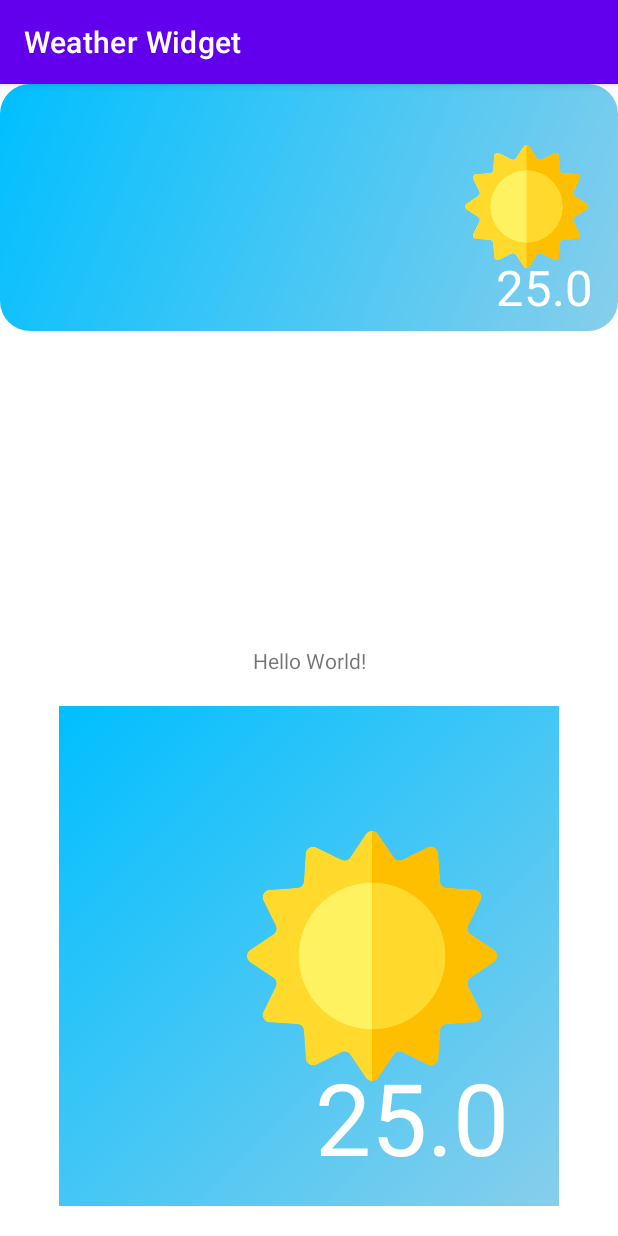
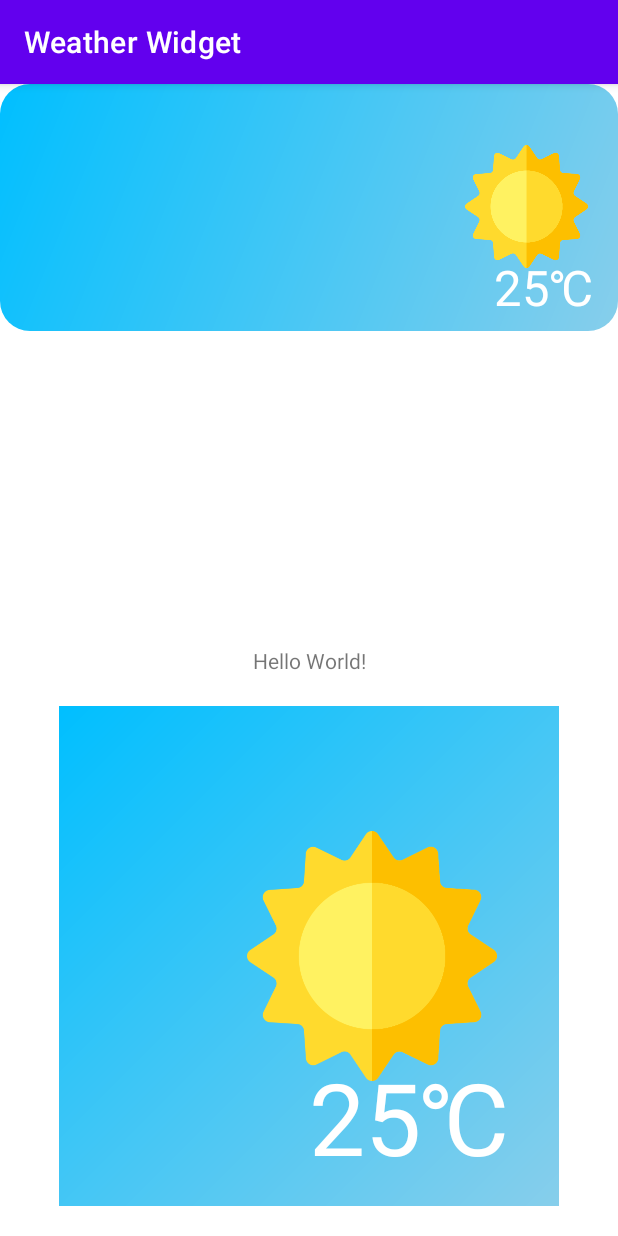
Before and after one commit to Mihail-Larionow/Weather-Widget, an Android app: the screen it shows after launch (MainActivity), on a phone screen of 412 x 824 dp. Run offline under Robolectric (Android 15) with nearby library versions, the phone set to English and light mode, and no system bars; our stand-ins replace Volley; network calls fail.

Commit message:
Some fixes

```diff
--- a/app/src/main/java/com/michel/weatherwidget/MainActivity.kt
+++ b/app/src/main/java/com/michel/weatherwidget/MainActivity.kt
@@ -1,14 +1,8 @@
 package com.michel.weatherwidget
 
-import android.graphics.Bitmap
-import android.graphics.Canvas
-import android.graphics.drawable.Drawable
 import androidx.appcompat.app.AppCompatActivity
 import android.os.Bundle
 import android.widget.ImageView
-import androidx.core.content.res.ResourcesCompat
-import androidx.core.graphics.drawable.toDrawable
-import com.michel.weatherwidget.ui.WeatherView
 
 
 class MainActivity : AppCompatActivity() {
@@ -19,8 +13,7 @@ class MainActivity : AppCompatActivity() {
         val image = findViewById<ImageView>(R.id.imageView)
         val weatherWidgetView = WeatherWidgetView(applicationContext)
         weatherWidgetView.setSize(500, 500)
-        image.setImageBitmap(weatherWidgetView.drawView(0f))
-        weatherWidgetView.requestWeather(applicationContext)
+        image.setImageBitmap(weatherWidgetView.draw(cornerRadius = 0f))
     }
 
 
--- a/app/src/main/java/com/michel/weatherwidget/WeatherWidget.kt
+++ b/app/src/main/java/com/michel/weatherwidget/WeatherWidget.kt
@@ -1,13 +1,10 @@
 package com.michel.weatherwidget
 
-import android.annotation.SuppressLint
 import android.appwidget.AppWidgetManager
 import android.appwidget.AppWidgetProvider
 import android.content.Context
 import android.content.res.Configuration
-import android.graphics.Bitmap
 import android.widget.RemoteViews
-import androidx.core.graphics.drawable.toDrawable
 
 /**
  * Implementation of App Widget functionality.
@@ -53,14 +50,36 @@ internal fun updateAppWidget(
 
     val weatherWidgetView = WeatherWidgetView(context)
     weatherWidgetView.setSize(
-        weatherWidgetView.getWidgetWidth(appWidgetId, context),
-        weatherWidgetView.getWidgetHeight(appWidgetId, context),
+        getWidgetWidth(appWidgetId, context),
+        getWidgetHeight(appWidgetId, context),
     )
 
     // Construct the RemoteViews object
     val views = RemoteViews(context.packageName, R.layout.weather_widget)
-    views.setImageViewBitmap(R.id.weatherView, weatherWidgetView.drawView(10f))
+    views.setImageViewBitmap(R.id.weatherView, weatherWidgetView.draw(cornerRadius = 10f))
 
     // Instruct the widget manager to update the widget
     appWidgetManager.updateAppWidget(appWidgetId, views)
 }
+
+internal fun getWidgetWidth(widgetId: Int, context: Context): Int {
+    val appWidgetManager = AppWidgetManager.getInstance(context)
+    return if (context.resources.configuration.orientation == Configuration.ORIENTATION_PORTRAIT) {
+        appWidgetManager.getAppWidgetOptions(widgetId)
+            .getInt(AppWidgetManager.OPTION_APPWIDGET_MIN_WIDTH, 0)
+    } else {
+        appWidgetManager.getAppWidgetOptions(widgetId)
+            .getInt(AppWidgetManager.OPTION_APPWIDGET_MAX_WIDTH, 0)
+    }
+}
+
+internal fun getWidgetHeight(widgetId: Int, context: Context): Int {
+    val appWidgetManager = AppWidgetManager.getInstance(context)
+    return if (context.resources.configuration.orientation == Configuration.ORIENTATION_PORTRAIT) {
+        appWidgetManager.getAppWidgetOptions(widgetId)
+            .getInt(AppWidgetManager.OPTION_APPWIDGET_MAX_HEIGHT, 0)
+    } else {
+        appWidgetManager.getAppWidgetOptions(widgetId)
+            .getInt(AppWidgetManager.OPTION_APPWIDGET_MIN_HEIGHT, 0)
+    }
+}
--- a/app/src/main/java/com/michel/weatherwidget/WeatherWidgetView.kt
+++ b/app/src/main/java/com/michel/weatherwidget/WeatherWidgetView.kt
@@ -7,13 +7,10 @@ import android.graphics.*
 import android.graphics.drawable.Drawable
 import androidx.core.content.res.ResourcesCompat
 import androidx.core.graphics.drawable.toBitmap
-import androidx.core.graphics.drawable.toDrawable
 import androidx.core.graphics.toRectF
 import com.android.volley.Request
 import com.android.volley.toolbox.StringRequest
 import com.android.volley.toolbox.Volley
-import com.michel.weatherwidget.extentions.dpToPx
-import com.michel.weatherwidget.ui.WeatherView
 import org.json.JSONObject
 
 class WeatherWidgetView (context: Context){
@@ -27,18 +24,38 @@ class WeatherWidgetView (context: Context){
     private var textOffSetX: Float = 20f
     private var textOffSetY: Float = 20f
     private var weather = "sunny"
-    private var temperature: Double = 25.0
+    private var temperature = 25
     private val viewRect = Rect()
     private val weatherRect = Rect()
     private val textPaint = Paint(Paint.ANTI_ALIAS_FLAG)
     private val viewPaint = Paint(Paint.ANTI_ALIAS_FLAG)
     private val weatherPaint = Paint(Paint.ANTI_ALIAS_FLAG)
+    private lateinit var resultBitmap: Bitmap
 
     var weatherTheme = 0
 
     init{
-        weatherMap.set("sunny", ResourcesCompat.getDrawable(context.resources, R.drawable.sunny, null))
+        weatherMap["sunny"] = ResourcesCompat.getDrawable(context.resources, R.drawable.sunny, null)
         themeArray.add(mapOf("sunny" to ResourcesCompat.getDrawable(context.resources, R.drawable.sunny, null)))
+        requestWeather(context)
+    }
+
+    private fun requestWeather(context: Context){
+        val queue = Volley.newRequestQueue(context)
+        val request = StringRequest(
+            Request.Method.GET,
+            url,
+            {
+                println(it)
+                weather = getWeather(it)
+                temperature = (getTemp(it) - 273.15).toInt()
+                //prepareWeatherShader(viewRect.width(), viewRect.height())
+            },
+            {
+
+            }
+        )
+        queue.add(request)
     }
 
     fun setCity(city: String){
@@ -64,47 +81,24 @@ class WeatherWidgetView (context: Context){
             bottom = height / 2
         }
 
-        prepareWeatherShader(height/2, height/2)
-        prepareThemeShader(width, height)
+        prepareWeatherShader(weather)
+        prepareThemeShader(weatherTheme)
         prepareText(width, height)
+        resultBitmap = Bitmap.createBitmap(width, height, Bitmap.Config.ARGB_8888)
     }
 
-    fun drawView(cornerRadius: Float): Bitmap{
-        val resultBitmap: Bitmap = Bitmap.createBitmap(viewRect.width(), viewRect.height(), Bitmap.Config.ARGB_8888)
-        val canvas = Canvas(resultBitmap)
+    fun draw(canvas: Canvas? = null, cornerRadius: Float): Bitmap{
+        if(canvas == null) {
+            return drawWidget(Canvas(resultBitmap), cornerRadius)
+        }
+        return drawWidget(canvas, cornerRadius)
+    }
 
+    private fun drawWidget(canvas: Canvas, cornerRadius: Float): Bitmap{
         canvas.drawRoundRect(viewRect.toRectF(), cornerRadius, cornerRadius, viewPaint)
         drawWeatherIcon(canvas, viewRect.height())
-        canvas.drawText(temperature.toString(), viewRect.width().toFloat() - textOffSetX, viewRect.height().toFloat() - textOffSetY, textPaint)
+        canvas.drawText(temperature.toString() + "\u2103", viewRect.width().toFloat() - textOffSetX, viewRect.height().toFloat() - textOffSetY, textPaint)
         return resultBitmap
-    }
-
-    fun drawView(canvas: Canvas, cornerRadius: Float){
-        canvas.drawRoundRect(viewRect.toRectF(), cornerRadius, cornerRadius, viewPaint)
-        drawWeatherIcon(canvas, viewRect.height())
-        canvas.drawText(temperature.toString(), viewRect.width().toFloat() - textOffSetX, viewRect.height().toFloat() - textOffSetY, textPaint)
-    }
-
-    fun getWidgetWidth(widgetId: Int, context: Context): Int {
-        val appWidgetManager = AppWidgetManager.getInstance(context)
-        return if (context.resources.configuration.orientation == Configuration.ORIENTATION_PORTRAIT) {
-            appWidgetManager.getAppWidgetOptions(widgetId)
-                .getInt(AppWidgetManager.OPTION_APPWIDGET_MIN_WIDTH, 0)
-        } else {
-            appWidgetManager.getAppWidgetOptions(widgetId)
-                .getInt(AppWidgetManager.OPTION_APPWIDGET_MAX_WIDTH, 0)
-        }
-    }
-
-    fun getWidgetHeight(widgetId: Int, context: Context): Int {
-        val appWidgetManager = AppWidgetManager.getInstance(context)
-        return if (context.resources.configuration.orientation == Configuration.ORIENTATION_PORTRAIT) {
-            appWidgetManager.getAppWidgetOptions(widgetId)
-                .getInt(AppWidgetManager.OPTION_APPWIDGET_MAX_HEIGHT, 0)
-        } else {
-            appWidgetManager.getAppWidgetOptions(widgetId)
-                .getInt(AppWidgetManager.OPTION_APPWIDGET_MIN_HEIGHT, 0)
-        }
     }
 
     private fun drawWeatherIcon(canvas: Canvas, size: Int){
@@ -114,22 +108,24 @@ class WeatherWidgetView (context: Context){
         canvas.translate(-weatherRectOffSet, -(size/4).toFloat())
     }
 
-    private fun prepareWeatherShader(w: Int, h: Int){
-        with(viewPaint){
-            color = Color.BLUE
-            style = Paint.Style.FILL
-        }
+    private fun prepareWeatherShader(currentWeather: String){
+        val width = weatherRect.width()
+        val height = weatherRect.height()
 
-        if(w == 0 || h == 0 || weatherMap[weather] == null) return
-        val srcBitmap = weatherMap[weather]!!.toBitmap(w, h, Bitmap.Config.ARGB_8888)
+        if(width == 0 || height == 0 || weatherMap[currentWeather] == null) return
+        val srcBitmap = weatherMap[currentWeather]!!.toBitmap(width, height, Bitmap.Config.ARGB_8888)
         weatherPaint.shader = BitmapShader(srcBitmap, Shader.TileMode.CLAMP, Shader.TileMode.CLAMP)
     }
 
-    private fun prepareThemeShader(w: Int, h: Int){
+    private fun prepareThemeShader(currentTheme: Int){
+        val width = viewRect.width().toFloat()
+        val height = viewRect.height().toFloat()
+
         viewPaint.shader = LinearGradient(0f, 0f,
-            w.toFloat(), h.toFloat(), Color.parseColor("#00BFFF"),
+            width, height, Color.parseColor("#00BFFF"),
             Color.parseColor("#87CEEB"), Shader.TileMode.MIRROR
         )
+
     }
 
     private fun prepareText(w: Int, h: Int){
@@ -142,24 +138,6 @@ class WeatherWidgetView (context: Context){
         textOffSetY = h * 0.1f
     }
 
-    fun requestWeather(context: Context){
-        val queue = Volley.newRequestQueue(context)
-        val request = StringRequest(
-            Request.Method.GET,
-            url,
-            {
-                println(it)
-                weather = getWeather(it)
-                temperature = getTemp(it) - 273.15
-                //prepareWeatherShader(viewRect.width(), viewRect.height())
-            },
-            {
-
-            }
-        )
-        queue.add(request)
-    }
-
     private fun getWeather(response: String): String{
         val jsonObject = JSONObject(response)
         return jsonObject.getJSONArray("weather").getJSONObject(0).getString("main")
@@ -170,6 +148,4 @@ class WeatherWidgetView (context: Context){
         return jsonObject.getJSONObject("main").getDouble("temp")
     }
 
-
-
 }
--- a/app/src/main/java/com/michel/weatherwidget/ui/WeatherView.kt
+++ b/app/src/main/java/com/michel/weatherwidget/ui/WeatherView.kt
@@ -4,9 +4,6 @@ import android.content.Context
 import android.graphics.*
 import android.util.AttributeSet
 import androidx.appcompat.widget.AppCompatImageView
-import androidx.core.graphics.drawable.toBitmap
-import androidx.core.graphics.drawable.toDrawable
-import androidx.core.graphics.toRectF
 import com.michel.weatherwidget.R
 import com.michel.weatherwidget.WeatherWidgetView
 import com.michel.weatherwidget.extentions.dpToPx
@@ -55,7 +52,7 @@ class WeatherView @JvmOverloads constructor(
     }
 
     override fun onDraw(canvas: Canvas) {
-        weatherWidgetView.drawView(canvas, cornerRadius)
+        weatherWidgetView.draw(canvas, cornerRadius)
     }
 
     private fun resolveDefaultSize(spec: Int): Int = when(MeasureSpec.getMode(spec)){
```
